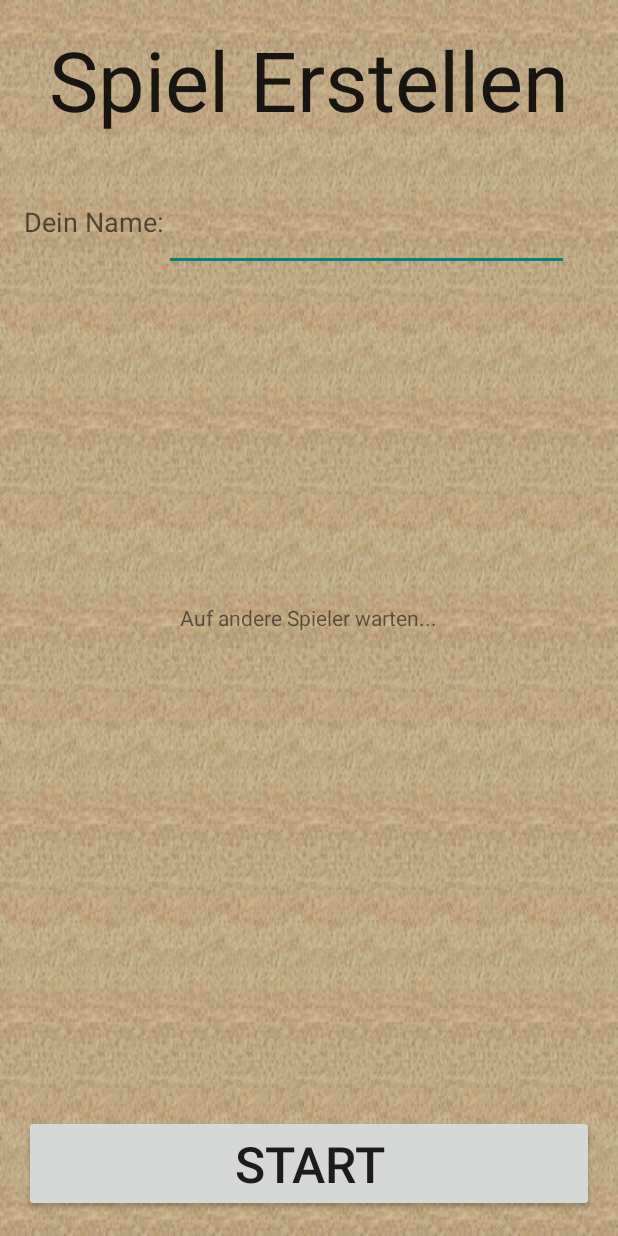
After one commit to shohnwal/SWE2, an Android app: the layout activity_host_game.xml on its own in the app's theme, with its tools: preview values and no code run, on a phone screen of 412 x 824 dp. The commit adds this screen. Run offline under Robolectric (Android 15) with nearby library versions, the phone set to English and light mode, and no system bars.

Commit message:
join/create activitiy

```diff
--- /dev/null
+++ b/UnoPlus/app/src/main/res/layout/activity_host_game.xml
@@ -0,0 +1,67 @@
+<RelativeLayout xmlns:android="http://schemas.android.com/apk/res/android"
+    xmlns:tools="http://schemas.android.com/tools" android:layout_width="match_parent"
+    android:layout_height="match_parent" android:paddingLeft="@dimen/activity_horizontal_margin"
+    android:paddingRight="@dimen/activity_horizontal_margin"
+    android:paddingTop="@dimen/activity_vertical_margin"
+    android:paddingBottom="@dimen/activity_vertical_margin"
+    tools:context="at.gruppeb.uni.unoplus.HostGame"
+    android:background="@drawable/background_2"
+    android:id="@+id/hostGame">
+
+    <Button
+        android:layout_width="fill_parent"
+        android:layout_height="wrap_content"
+        android:text="Start"
+        android:id="@+id/btnStart"
+        android:layout_alignParentBottom="true"
+        android:layout_centerHorizontal="true"
+        android:textSize="15pt"/>
+
+    <TextView
+        android:layout_width="wrap_content"
+        android:layout_height="wrap_content"
+        android:textAppearance="?android:attr/textAppearanceLarge"
+        android:text="Spiel Erstellen"
+        android:id="@+id/textView_SpielErstellen"
+        android:layout_alignParentTop="true"
+        android:layout_centerHorizontal="true"
+        android:textSize="25pt"/>
+
+    <TextView
+        android:layout_width="wrap_content"
+        android:layout_height="wrap_content"
+        android:textAppearance="?android:attr/textAppearanceMedium"
+        android:text="Dein Name:"
+        android:id="@+id/textView_DeinName"
+        android:layout_below="@+id/textView_SpielErstellen"
+        android:layout_alignParentLeft="true"
+        android:layout_alignParentStart="true"
+        android:layout_marginTop="45dp" />
+
+    <EditText
+        android:layout_width="wrap_content"
+        android:layout_height="wrap_content"
+        android:id="@+id/editText"
+        android:layout_alignTop="@+id/textView_DeinName"
+        android:layout_toRightOf="@+id/textView_DeinName"
+        android:layout_alignRight="@+id/textView_SpielErstellen"
+        android:layout_alignEnd="@+id/textView_SpielErstellen" />
+
+    <ListView
+        android:layout_width="wrap_content"
+        android:layout_height="wrap_content"
+        android:id="@+id/listView"
+        android:layout_alignParentLeft="true"
+        android:layout_alignParentStart="true"
+        android:layout_above="@+id/btnStart"
+        android:layout_below="@+id/textView_wait" />
+
+    <TextView
+        android:layout_width="wrap_content"
+        android:layout_height="wrap_content"
+        android:textAppearance="?android:attr/textAppearanceSmall"
+        android:text="Auf andere Spieler warten..."
+        android:id="@+id/textView_wait"
+        android:layout_centerVertical="true"
+        android:layout_centerHorizontal="true" />
+</RelativeLayout>
--- /dev/null
+++ b/UnoPlus/app/src/main/res/menu/menu_host_game.xml
@@ -0,0 +1,6 @@
+<menu xmlns:android="http://schemas.android.com/apk/res/android"
+    xmlns:app="http://schemas.android.com/apk/res-auto"
+    xmlns:tools="http://schemas.android.com/tools" tools:context="at.gruppeb.uni.unoplus.HostGame">
+    <item android:id="@+id/action_settings" android:title="@string/action_settings"
+        android:orderInCategory="100" app:showAsAction="never" />
+</menu>
--- /dev/null
+++ b/UnoPlus/app/src/main/res/menu/menu_join_game.xml
@@ -0,0 +1,6 @@
+<menu xmlns:android="http://schemas.android.com/apk/res/android"
+    xmlns:app="http://schemas.android.com/apk/res-auto"
+    xmlns:tools="http://schemas.android.com/tools" tools:context="at.gruppeb.uni.unoplus.JoinGame">
+    <item android:id="@+id/action_settings" android:title="@string/action_settings"
+        android:orderInCategory="100" app:showAsAction="never" />
+</menu>
--- a/UnoPlus/app/src/main/res/values/strings.xml
+++ b/UnoPlus/app/src/main/res/values/strings.xml
@@ -4,5 +4,7 @@
     <string name="app_name">UnoPlus</string>
     <string name="hello_world">Hello world!</string>
     <string name="action_settings">Settings</string>
+    <string name="title_activity_host_game">HostGame</string>
+    <string name="title_activity_join_game">JoinGame</string>
 
 </resources>
```
Also changed, not shown: UnoPlus/app/src/main/AndroidManifest.xml (+21 -3 lines), UnoPlus/app/src/main/java/at/gruppeb/uni/unoplus/HostGame.java (added, +42 -0 lines), UnoPlus/app/src/main/java/at/gruppeb/uni/unoplus/JoinGame.java (added, +46 -0 lines), UnoPlus/app/src/main/java/at/gruppeb/uni/unoplus/Lobby.java (+12 -4 lines), UnoPlus/app/src/main/res/layout/activity_join_game.xml (added, +59 -0 lines).
